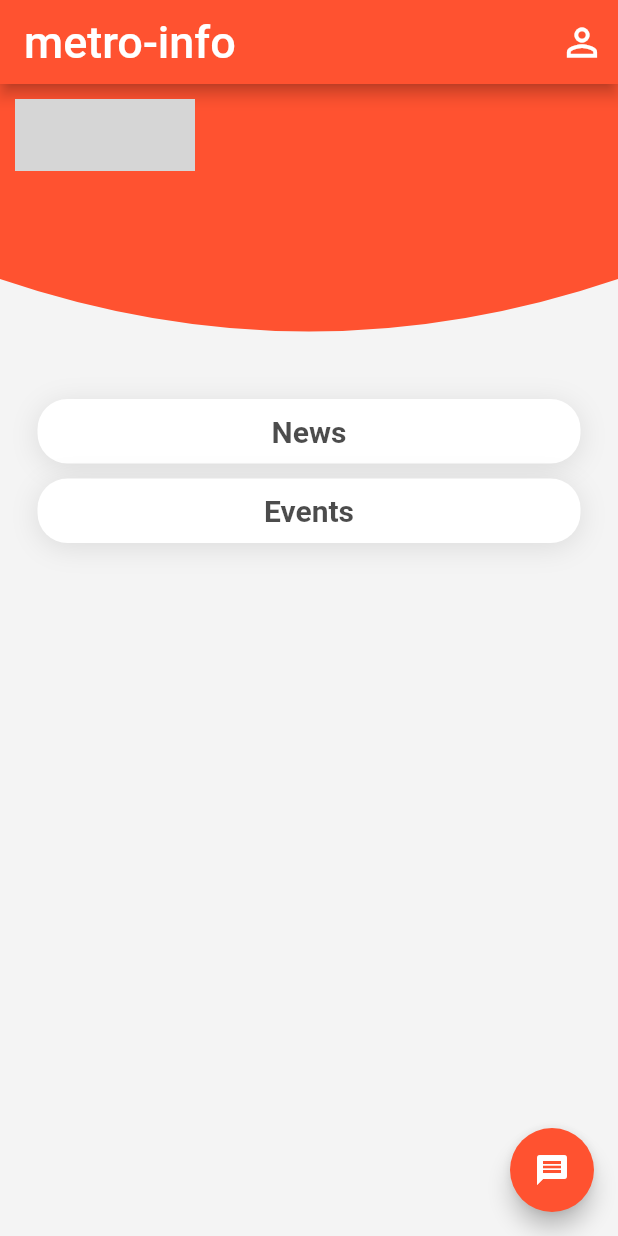
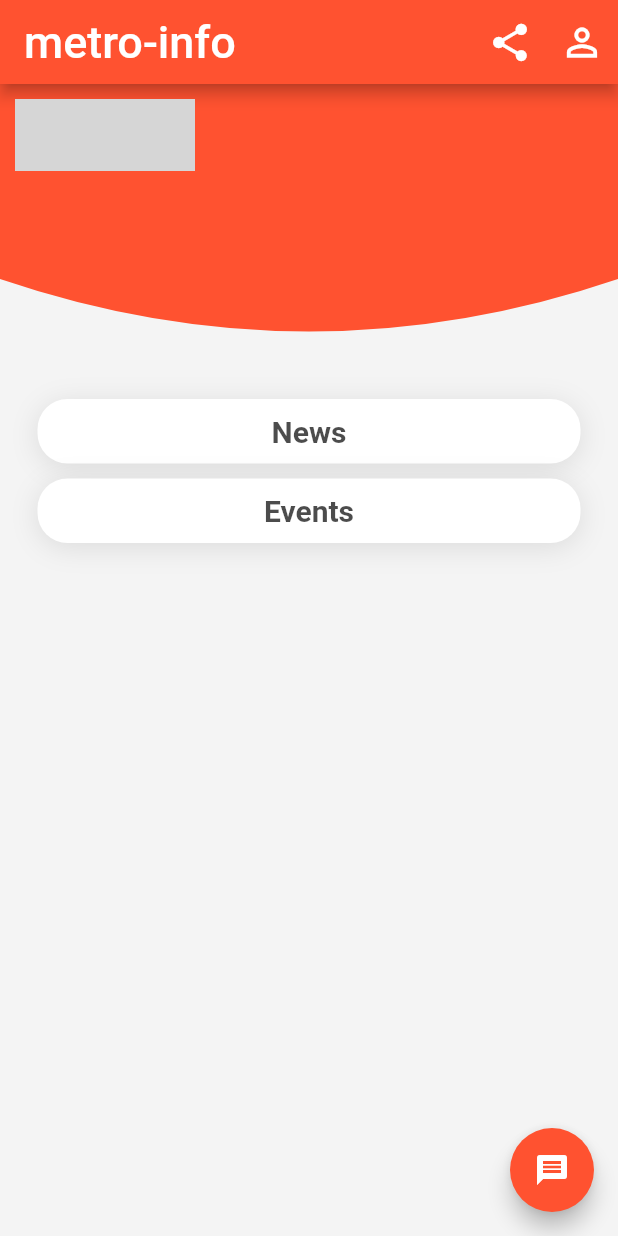
Before and after one commit to sirking1991/metro_info_app, a Flutter app: the MyHomePage screen opened directly, on a phone screen of 412 x 824 dp. Run offline on Flutter 3.47's test engine with Material 2 defaults, Android fonts, the phone set to English and light mode, and no system bars; drawn by our look-alikes of cached_network_image; our stand-ins replace jiffy, rflutter_alert, share, shared_preferences; missing offline and left inert: device_id; accounts and stored records are empty; network calls fail; grey boxes are pictures that could not be loaded.

Commit message:
Implemented feature/#14

```diff
--- a/lib/views/main.dart
+++ b/lib/views/main.dart
@@ -6,6 +6,7 @@ import 'package:metro_info/views/news_list.dart';
 import 'package:metro_info/views/profile.dart';
 import 'package:metro_info/views/send_message.dart';
 import 'package:shared_preferences/shared_preferences.dart';
+import 'package:share/share.dart';
 
 class MyHomePage extends StatefulWidget {
   @override
@@ -58,6 +59,14 @@ class _MyHomePageState extends State<MyHomePage> {
           style: TextStyle(fontSize: 30.0, color: Colors.white),
         ),
         actions: <Widget>[
+          IconButton(
+            icon: Icon(Icons.share),
+            color: Colors.white,
+            iconSize: 30.0,
+            onPressed: () {
+              Share.share('Hey! check out this $_lguName app. https://metro-info.herokuapp.com');
+            },
+          ),
           IconButton(
             icon: Icon(Icons.person_outline),
             color: Colors.white,
--- a/pubspec.yaml
+++ b/pubspec.yaml
@@ -31,6 +31,8 @@ dependencies:
   rflutter_alert:
 
   jiffy:
+
+  share:
 
   shared_preferences:
 
```
Also changed, not shown: pubspec.lock.
